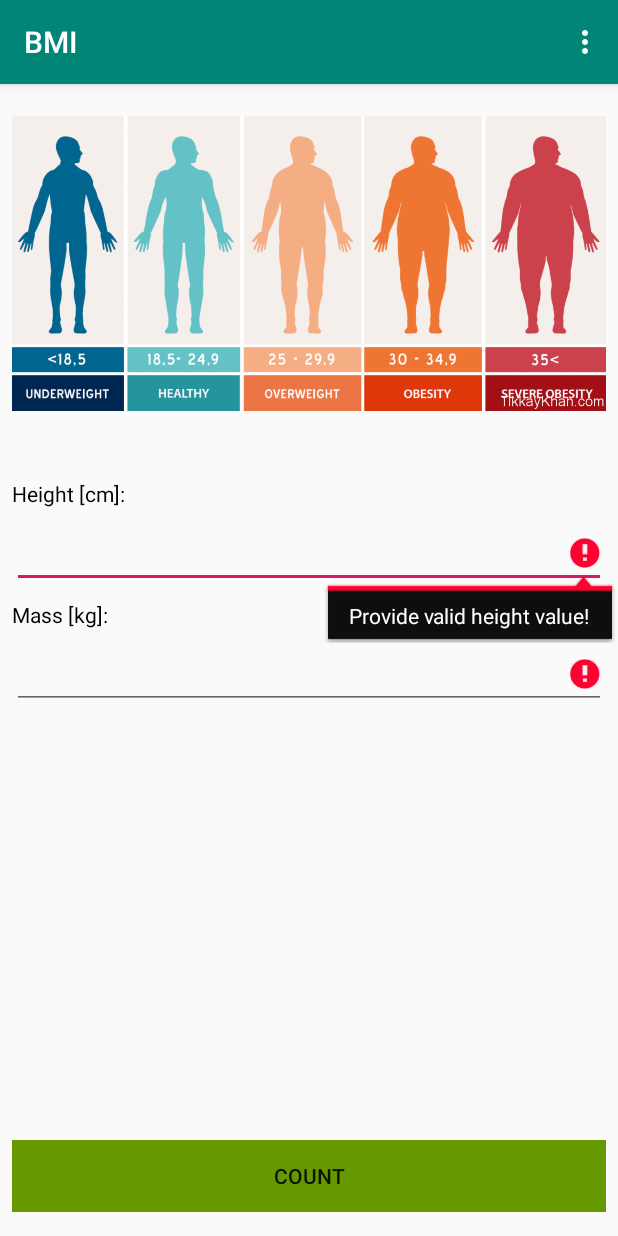
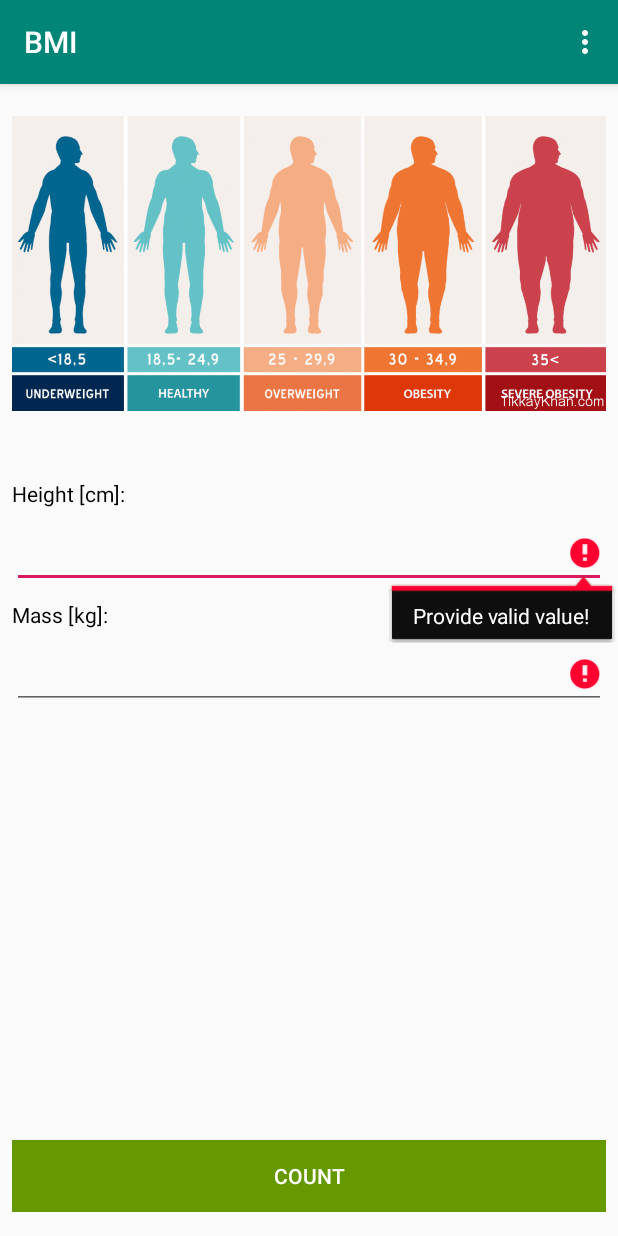
Before and after one commit to martkans/BMI-Calculator, an Android app: the screen it shows after launch (MainActivity), after a tap on "COUNT", on a phone screen of 412 x 824 dp. Run offline under Robolectric (Android 15) with nearby library versions, the phone set to English and light mode, and no system bars.

Commit message:
add color to bmi result in history

```diff
--- a/app/src/main/java/com/martkans/bmi/HistoryAdapter.kt
+++ b/app/src/main/java/com/martkans/bmi/HistoryAdapter.kt
@@ -1,5 +1,6 @@
 package com.martkans.bmi
 
+import android.content.res.ColorStateList
 import android.support.v7.widget.RecyclerView
 import android.view.LayoutInflater
 import android.view.View
@@ -17,8 +18,7 @@ class HistoryAdapter(private val historyDataset: ArrayList<BmiResult>) : Recycle
 
     override fun onBindViewHolder(holder: ViewHolder, position: Int) {
 
-
-
+        holder.bmiVal.setTextColor(historyDataset[position].resultColor)
         holder.bmiVal.text = historyDataset[position].bmiVal
 
         if(historyDataset[position].isImperial){
--- a/app/src/main/java/com/martkans/bmi/MainActivity.kt
+++ b/app/src/main/java/com/martkans/bmi/MainActivity.kt
@@ -15,6 +15,7 @@ import com.martkans.bmi.logic.BmiForLbIn
 import kotlinx.android.synthetic.main.activity_main.*
 import android.content.Context
 import android.util.Log
+import android.widget.Toast
 import com.google.gson.Gson
 import com.google.gson.reflect.TypeToken
 import com.martkans.bmi.logic.BmiResult
@@ -41,9 +42,6 @@ class MainActivity : AppCompatActivity() {
 
         private const val CM_TO_IN_MULTIPLIER: Double = 0.39370079
         private const val KG_TO_LB_MULTIPLIER: Double = 2.20462262
-
-        private const val INPUT_HEIGHT_CATEGORY_NAME: String = "height"
-        private const val INPUT_MASS_CATEGORY_NAME: String = "mass"
     }
 
     var bmi: Bmi = BmiForKgCm()
@@ -55,6 +53,7 @@ class MainActivity : AppCompatActivity() {
     private var lowerMassLimit: Double = LOWER_MASS_LIMIT_KG
 
     private var isImperialUnits: Boolean = false
+    private var bmiColorResult:Int = 0
 
     override fun onCreate(savedInstanceState: Bundle?) {
         super.onCreate(savedInstanceState)
@@ -70,8 +69,8 @@ class MainActivity : AppCompatActivity() {
     }
 
     private fun countBmi(){
-        this.bmi.height = getAndValidateInput(heightET, lowerHeightLimit, upperHeightLimit, INPUT_HEIGHT_CATEGORY_NAME)
-        this.bmi.mass = getAndValidateInput(massET, lowerMassLimit, upperMassLimit, INPUT_MASS_CATEGORY_NAME)
+        this.bmi.height = getAndValidateInput(heightET, lowerHeightLimit, upperHeightLimit)
+        this.bmi.mass = getAndValidateInput(massET, lowerMassLimit, upperMassLimit)
 
         if(showResults()){
             saveResult()
@@ -88,6 +87,8 @@ class MainActivity : AppCompatActivity() {
 
             yourBMIrangeTV.setText(bmiRangeDescription.first)
 
+            bmiColorResult = yourBMITV.currentTextColor
+
             infoIB.visibility = View.VISIBLE
 
             return true
@@ -100,7 +101,9 @@ class MainActivity : AppCompatActivity() {
     private fun saveResult(){
 
         val result = BmiResult(yourBMITV.text.toString(), this.bmi.height.toString(),
-            this.bmi.mass.toString(), Date(), yourBMIrangeTV.currentTextColor, isImperialUnits)
+            this.bmi.mass.toString(), Date(), bmiColorResult, isImperialUnits)
+
+        Toast.makeText(this, bmiColorResult.toString(), Toast.LENGTH_SHORT).show()
 
         val sharedPref = this.getSharedPreferences(SHARED_PREF_NAME, Context.MODE_PRIVATE)
         val newHistory = ArrayList<BmiResult>()
@@ -131,10 +134,10 @@ class MainActivity : AppCompatActivity() {
 
     }
 
-    private fun getAndValidateInput(input: EditText, lowerLimit: Double, upperLimit: Double, inputCategory: String): Double{
+    private fun getAndValidateInput(input: EditText, lowerLimit: Double, upperLimit: Double): Double{
 
         if(input.text.isEmpty() || input.text.toString().toDouble() < lowerLimit || input.text.toString().toDouble() > upperLimit){
-            input.error = "Provide valid $inputCategory value!"
+            input.error = getString(R.string.bmi_error_message)
             return 0.0
         }
 
--- a/app/src/main/res/layout-land/activity_main.xml
+++ b/app/src/main/res/layout-land/activity_main.xml
@@ -54,7 +54,8 @@
             android:layout_height="wrap_content"
             android:id="@+id/countBtn"
             app:layout_constraintBottom_toBottomOf="parent" app:layout_constraintStart_toStartOf="@+id/guideline4"
-            app:layout_constraintEnd_toEndOf="parent" android:background="@android:color/holo_green_dark"/>
+            app:layout_constraintEnd_toEndOf="parent" android:background="@android:color/holo_green_dark"
+            android:textColor="@android:color/white"/>
     <android.support.constraint.Guideline
             android:orientation="horizontal"
             android:layout_width="wrap_content"
--- a/app/src/main/res/layout/activity_main.xml
+++ b/app/src/main/res/layout/activity_main.xml
@@ -37,7 +37,8 @@
             android:id="@+id/countBtn"
             app:layout_constraintBottom_toBottomOf="parent"
             app:layout_constraintEnd_toEndOf="parent"
-            app:layout_constraintStart_toStartOf="parent" android:background="@android:color/holo_green_dark"/>
+            app:layout_constraintStart_toStartOf="parent" android:background="@android:color/holo_green_dark"
+            android:textColor="@android:color/white"/>
     <android.support.constraint.Guideline android:layout_width="wrap_content" android:layout_height="wrap_content"
                                           android:id="@+id/guideline2"
                                           android:orientation="horizontal"
--- a/app/src/main/res/values/strings.xml
+++ b/app/src/main/res/values/strings.xml
@@ -43,4 +43,5 @@
     <string name="bmi_history_title">History</string>
     <string name="bmi_history_bmi">BMI:</string>
     <string name="bmi_history_date">Date:</string>
+    <string name="bmi_error_message">Provide valid value!</string>
 </resources>
```
